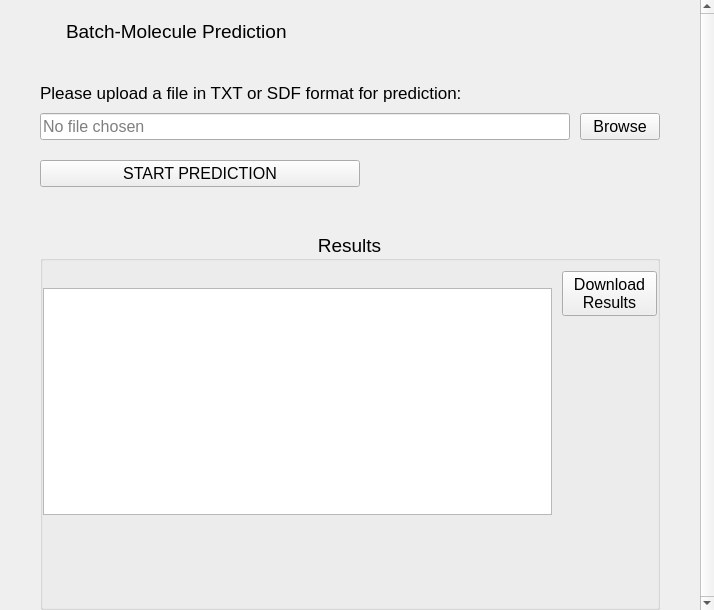
This is widgets/batch_page_content.ui in xli7654321/Neo-CYPi as Qt 5 draws it before an edit. The edited form follows.
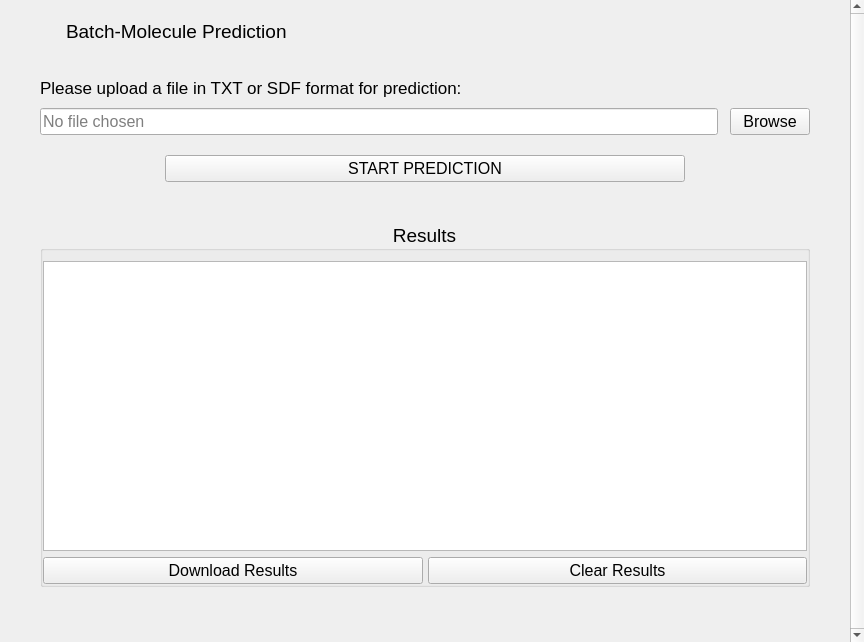
This is the edited form. Icons and pictures are not drawn.

Commit message: update ui and show results in tableview

Diff of the .ui file:
```diff
--- a/widgets/batch_page_content.ui
+++ b/widgets/batch_page_content.ui
@@ -6,20 +6,20 @@
    <rect>
     <x>0</x>
     <y>0</y>
-    <width>714</width>
-    <height>610</height>
+    <width>864</width>
+    <height>642</height>
    </rect>
   </property>
   <property name="minimumSize">
    <size>
-    <width>714</width>
-    <height>610</height>
+    <width>864</width>
+    <height>642</height>
    </size>
   </property>
   <property name="maximumSize">
    <size>
-    <width>714</width>
-    <height>610</height>
+    <width>864</width>
+    <height>642</height>
    </size>
   </property>
   <property name="font">
@@ -39,10 +39,16 @@
     <rect>
      <x>0</x>
      <y>0</y>
-     <width>714</width>
-     <height>610</height>
+     <width>864</width>
+     <height>642</height>
     </rect>
    </property>
+   <property name="sizePolicy">
+    <sizepolicy hsizetype="Fixed" vsizetype="Fixed">
+     <horstretch>0</horstretch>
+     <verstretch>0</verstretch>
+    </sizepolicy>
+   </property>
    <property name="frameShape">
     <enum>QFrame::NoFrame</enum>
    </property>
@@ -57,10 +63,16 @@
      <rect>
       <x>0</x>
       <y>0</y>
-      <width>697</width>
-      <height>610</height>
+      <width>847</width>
+      <height>623</height>
      </rect>
     </property>
+    <property name="sizePolicy">
+     <sizepolicy hsizetype="Preferred" vsizetype="Fixed">
+      <horstretch>0</horstretch>
+      <verstretch>0</verstretch>
+     </sizepolicy>
+    </property>
     <property name="minimumSize">
      <size>
       <width>0</width>
@@ -75,7 +87,7 @@
       <number>40</number>
      </property>
      <property name="topMargin">
-      <number>20</number>
+      <number>0</number>
      </property>
      <property name="rightMargin">
       <number>40</number>
@@ -83,6 +95,22 @@
      <property name="bottomMargin">
       <number>0</number>
      </property>
+     <item>
+      <spacer name="verticalSpacer">
+       <property name="orientation">
+        <enum>Qt::Vertical</enum>
+       </property>
+       <property name="sizeType">
+        <enum>QSizePolicy::Fixed</enum>
+       </property>
+       <property name="sizeHint" stdset="0">
+        <size>
+         <width>0</width>
+         <height>20</height>
+        </size>
+       </property>
+      </spacer>
+     </item>
      <item>
       <layout class="QHBoxLayout" name="batch_headline_hlay">
        <property name="spacing">
@@ -112,6 +140,12 @@
        </item>
        <item>
         <widget class="QLabel" name="batch_label">
+         <property name="sizePolicy">
+          <sizepolicy hsizetype="Preferred" vsizetype="Fixed">
+           <horstretch>0</horstretch>
+           <verstretch>0</verstretch>
+          </sizepolicy>
+         </property>
          <property name="font">
           <font>
            <family>Segoe UI</family>
@@ -139,7 +173,7 @@
        <property name="sizeHint" stdset="0">
         <size>
          <width>0</width>
-         <height>30</height>
+         <height>25</height>
         </size>
        </property>
       </spacer>
@@ -150,7 +184,7 @@
         <number>0</number>
        </property>
        <property name="horizontalSpacing">
-        <number>10</number>
+        <number>12</number>
        </property>
        <property name="verticalSpacing">
         <number>0</number>
@@ -173,6 +207,12 @@
        </item>
        <item row="0" column="0">
         <widget class="QLabel" name="batch_input_label">
+         <property name="sizePolicy">
+          <sizepolicy hsizetype="Preferred" vsizetype="Fixed">
+           <horstretch>0</horstretch>
+           <verstretch>0</verstretch>
+          </sizepolicy>
+         </property>
          <property name="font">
           <font>
            <family>Segoe UI</family>
@@ -223,6 +263,25 @@
      </item>
      <item>
       <layout class="QHBoxLayout" name="horizontalLayout_2">
+       <property name="spacing">
+        <number>0</number>
+       </property>
+       <item>
+        <spacer name="horizontalSpacer_2">
+         <property name="orientation">
+          <enum>Qt::Horizontal</enum>
+         </property>
+         <property name="sizeType">
+          <enum>QSizePolicy::Fixed</enum>
+         </property>
+         <property name="sizeHint" stdset="0">
+          <size>
+           <width>125</width>
+           <height>0</height>
+          </size>
+         </property>
+        </spacer>
+       </item>
        <item>
         <widget class="QPushButton" name="batch_start_btn">
          <property name="font">
@@ -246,7 +305,7 @@
          </property>
          <property name="sizeHint" stdset="0">
           <size>
-           <width>300</width>
+           <width>125</width>
            <height>0</height>
           </size>
          </property>
@@ -265,13 +324,19 @@
        <property name="sizeHint" stdset="0">
         <size>
          <width>0</width>
-         <height>45</height>
+         <height>40</height>
         </size>
        </property>
       </spacer>
      </item>
      <item>
       <widget class="QGroupBox" name="batch_result_groupbox">
+       <property name="minimumSize">
+        <size>
+         <width>0</width>
+         <height>360</height>
+        </size>
+       </property>
        <property name="font">
         <font>
          <family>Segoe UI</family>
@@ -287,9 +352,9 @@
        <property name="flat">
         <bool>true</bool>
        </property>
-       <layout class="QHBoxLayout" name="horizontalLayout" stretch="1,0">
+       <layout class="QVBoxLayout" name="verticalLayout_2" stretch="0,0">
         <property name="spacing">
-         <number>10</number>
+         <number>6</number>
         </property>
         <property name="leftMargin">
          <number>0</number>
@@ -301,7 +366,7 @@
          <number>0</number>
         </property>
         <property name="bottomMargin">
-         <number>75</number>
+         <number>0</number>
         </property>
         <item>
          <widget class="QTableView" name="batch_tableview">
@@ -314,7 +379,7 @@
           <property name="minimumSize">
            <size>
             <width>0</width>
-            <height>227</height>
+            <height>290</height>
            </size>
           </property>
           <property name="font">
@@ -326,18 +391,12 @@
          </widget>
         </item>
         <item>
-         <layout class="QVBoxLayout" name="batch_download_vlay">
+         <layout class="QHBoxLayout" name="horizontalLayout_3">
           <property name="spacing">
-           <number>0</number>
+           <number>5</number>
           </property>
           <item>
            <widget class="QPushButton" name="batch_download_btn">
-            <property name="minimumSize">
-             <size>
-              <width>95</width>
-              <height>0</height>
-             </size>
-            </property>
             <property name="font">
              <font>
               <family>Segoe UI</family>
@@ -348,29 +407,44 @@
              <string>Download results as CSV format file</string>
             </property>
             <property name="text">
-             <string>Download
-Results</string>
+             <string>Download Results</string>
             </property>
            </widget>
           </item>
           <item>
-           <spacer name="verticalSpacer">
-            <property name="orientation">
-             <enum>Qt::Vertical</enum>
+           <widget class="QPushButton" name="batch_clear_btn">
+            <property name="font">
+             <font>
+              <family>Segoe UI</family>
+              <pointsize>12</pointsize>
+             </font>
             </property>
-            <property name="sizeHint" stdset="0">
-             <size>
-              <width>20</width>
-              <height>40</height>
-             </size>
+            <property name="text">
+             <string>Clear Results</string>
             </property>
-           </spacer>
+           </widget>
           </item>
          </layout>
         </item>
        </layout>
       </widget>
      </item>
+     <item>
+      <spacer name="verticalSpacer_5">
+       <property name="orientation">
+        <enum>Qt::Vertical</enum>
+       </property>
+       <property name="sizeType">
+        <enum>QSizePolicy::Fixed</enum>
+       </property>
+       <property name="sizeHint" stdset="0">
+        <size>
+         <width>0</width>
+         <height>20</height>
+        </size>
+       </property>
+      </spacer>
+     </item>
     </layout>
    </widget>
   </widget>
```
Left out of the diff: 3 changed lines with no effect on the pictures. The commit also changes 9 other files.
